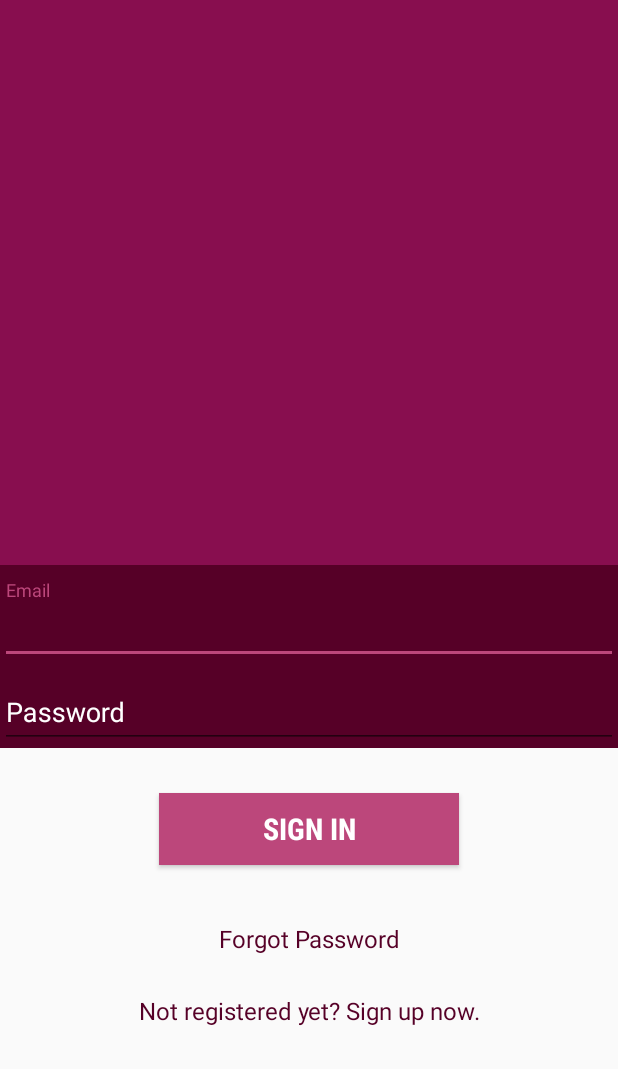
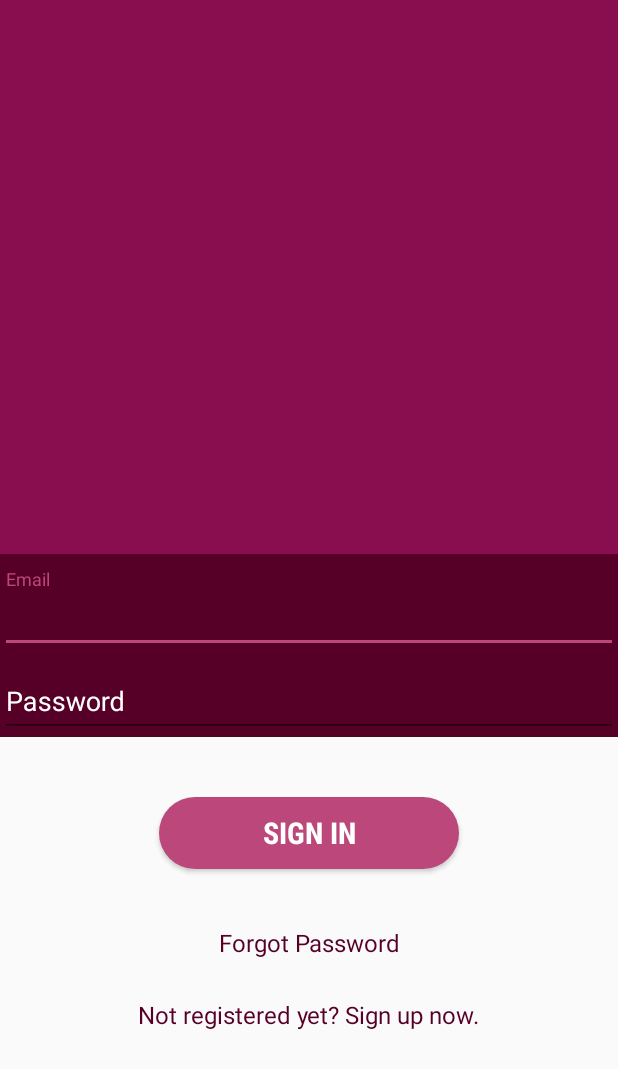
Before and after one commit to evillatoro/SnapFix, an Android app: the screen it shows after launch (LoginActivity), on a phone screen of 412 x 824 dp. Shown: the top 1069 px of the screen. Run offline under Robolectric (Android 15) with nearby library versions, the phone set to English and light mode, and no system bars; our stand-ins replace Firebase (no records; nobody signed in at launch, a user with empty details on screens opened directly).

Commit message:
small ui changes

```diff
--- /dev/null
+++ b/app/src/main/res/drawable/login_button.xml
@@ -0,0 +1,5 @@
+<?xml version="1.0" encoding="utf-8"?>
+<shape xmlns:android="http://schemas.android.com/apk/res/android" android:shape="rectangle">
+    <corners android:radius="100dp"></corners>
+    <solid android:color="@color/colorAccent"></solid>
+</shape>
--- /dev/null
+++ b/app/src/main/res/drawable/register_button.xml
@@ -0,0 +1,5 @@
+<?xml version="1.0" encoding="utf-8"?>
+<shape xmlns:android="http://schemas.android.com/apk/res/android" android:shape="rectangle">
+    <corners android:radius="100dp"></corners>
+    <solid android:color="@color/colorPrimary"></solid>
+</shape>
--- a/app/src/main/res/layout/activity_login.xml
+++ b/app/src/main/res/layout/activity_login.xml
@@ -55,12 +55,12 @@
         android:id="@+id/login_button"
         android:layout_width="200dp"
         android:layout_height="wrap_content"
-        android:layout_marginTop="30dp"
+        android:layout_marginTop="40dp"
         android:layout_marginBottom="25dp"
         android:layout_gravity="center_horizontal"
         android:text="@string/login_btn"
         android:textSize="20sp"
-        android:background="@color/colorAccent"
+        android:background="@drawable/login_button"
         android:textColor="@color/white"
         android:textStyle="bold"
         android:fontFamily="sans-serif-condensed"/>
@@ -74,8 +74,9 @@
 
         <Button
             android:id="@+id/reset_button"
-            android:layout_width="match_parent"
+            android:layout_width="wrap_content"
             android:layout_height="wrap_content"
+            android:layout_gravity="center"
             android:background="@null"
             android:text="@string/forgot_password_prompt"
             android:textAllCaps="false"
@@ -85,8 +86,9 @@
 
         <Button
             android:id="@+id/register_button"
-            android:layout_width="fill_parent"
+            android:layout_width="wrap_content"
             android:layout_height="wrap_content"
+            android:layout_gravity="center"
             android:background="@null"
             android:text="@string/register_prompt"
             android:textAllCaps="false"
```
Also changed, not shown: app/src/main/res/layout/activity_signup.xml (+4 -3 lines).
